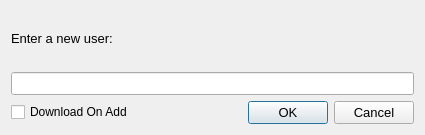
Old version of the form DownloaderForReddit/GUI_Resources/AddRedditObjectDialog.ui in the repository MalloyDelacroix/DownloaderForReddit.
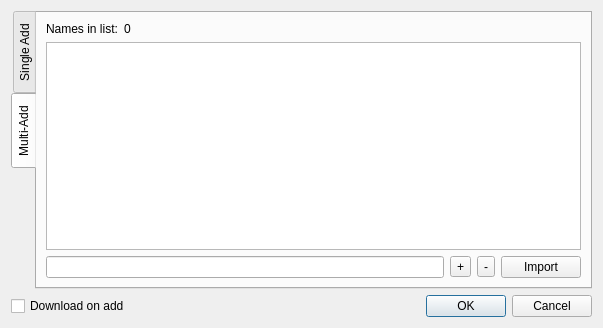
New version of the form. The open tabs and pages were chosen to show the change. Icons and pictures are not drawn.

Commit message: Rework entire add reddit object dialog and way objects are added

What changed in the file:
```diff
--- a/DownloaderForReddit/GUI_Resources/AddRedditObjectDialog.ui
+++ b/DownloaderForReddit/GUI_Resources/AddRedditObjectDialog.ui
@@ -6,15 +6,10 @@
    <rect>
     <x>0</x>
     <y>0</y>
-    <width>425</width>
-    <height>135</height>
+    <width>603</width>
+    <height>328</height>
    </rect>
   </property>
-  <property name="font">
-   <font>
-    <pointsize>10</pointsize>
-   </font>
-  </property>
   <property name="windowTitle">
    <string>Add User Dialog</string>
   </property>
@@ -24,26 +19,129 @@
   </property>
   <layout class="QVBoxLayout" name="vert_layout">
    <item>
-    <widget class="QLabel" name="label">
-     <property name="text">
-      <string>Enter a new user:</string>
+    <widget class="QTabWidget" name="tab_widget">
+     <property name="autoFillBackground">
+      <bool>false</bool>
      </property>
+     <property name="tabPosition">
+      <enum>QTabWidget::West</enum>
+     </property>
+     <property name="tabShape">
+      <enum>QTabWidget::Rounded</enum>
+     </property>
+     <property name="currentIndex">
+      <number>0</number>
+     </property>
+     <widget class="QWidget" name="single_add_tab">
+      <attribute name="title">
+       <string>Single Add</string>
+      </attribute>
+      <layout class="QVBoxLayout" name="verticalLayout_2">
+       <item>
+        <layout class="QVBoxLayout" name="verticalLayout">
+         <item>
+          <widget class="QLabel" name="single_add_label">
+           <property name="text">
+            <string>Enter new user:</string>
+           </property>
+          </widget>
+         </item>
+         <item>
+          <widget class="QLineEdit" name="single_object_line_edit"/>
+         </item>
+         <item>
+          <spacer name="verticalSpacer">
+           <property name="orientation">
+            <enum>Qt::Vertical</enum>
+           </property>
+           <property name="sizeHint" stdset="0">
+            <size>
+             <width>20</width>
+             <height>40</height>
+            </size>
+           </property>
+          </spacer>
+         </item>
+        </layout>
+       </item>
+      </layout>
+     </widget>
+     <widget class="QWidget" name="multi_add_tab">
+      <attribute name="title">
+       <string>Multi-Add</string>
+      </attribute>
+      <layout class="QVBoxLayout" name="verticalLayout_4">
+       <item>
+        <layout class="QHBoxLayout" name="horizontalLayout_3">
+         <item>
+          <widget class="QLabel" name="label_2">
+           <property name="sizePolicy">
+            <sizepolicy hsizetype="Minimum" vsizetype="Preferred">
+             <horstretch>0</horstretch>
+             <verstretch>0</verstretch>
+            </sizepolicy>
+           </property>
+           <property name="text">
+            <string>Names in list:</string>
+           </property>
+          </widget>
+         </item>
+         <item>
+          <widget class="QLabel" name="name_count_label">
+           <property name="sizePolicy">
+            <sizepolicy hsizetype="Expanding" vsizetype="Preferred">
+             <horstretch>0</horstretch>
+             <verstretch>0</verstretch>
+            </sizepolicy>
+           </property>
+           <property name="text">
+            <string>0</string>
+           </property>
+          </widget>
+         </item>
+        </layout>
+       </item>
+       <item>
+        <widget class="QListWidget" name="multi_object_list_widget"/>
+       </item>
+       <item>
+        <layout class="QHBoxLayout" name="horizontalLayout_2">
+         <item>
+          <widget class="QLineEdit" name="multi_object_line_edit"/>
+         </item>
+         <item>
+          <widget class="QToolButton" name="add_button">
+           <property name="text">
+            <string>+</string>
+           </property>
+          </widget>
+         </item>
+         <item>
+          <widget class="QToolButton" name="remove_button">
+           <property name="text">
+            <string>-</string>
+           </property>
+          </widget>
+         </item>
+         <item>
+          <widget class="QPushButton" name="import_button">
+           <property name="text">
+            <string>Import</string>
+           </property>
+          </widget>
+         </item>
+        </layout>
+       </item>
+      </layout>
+     </widget>
     </widget>
    </item>
-   <item>
-    <widget class="QLineEdit" name="object_name_line_edit"/>
-   </item>
    <item>
     <layout class="QHBoxLayout" name="horizontalLayout">
      <item>
       <widget class="QCheckBox" name="download_on_add_checkbox">
-       <property name="font">
-        <font>
-         <pointsize>9</pointsize>
-        </font>
-       </property>
        <property name="text">
-        <string>Download On Add</string>
+        <string>Download on add</string>
        </property>
       </widget>
      </item>
```
Left out of the diff: 12 changed lines with no effect on the pictures. The commit also changes 7 other files.
